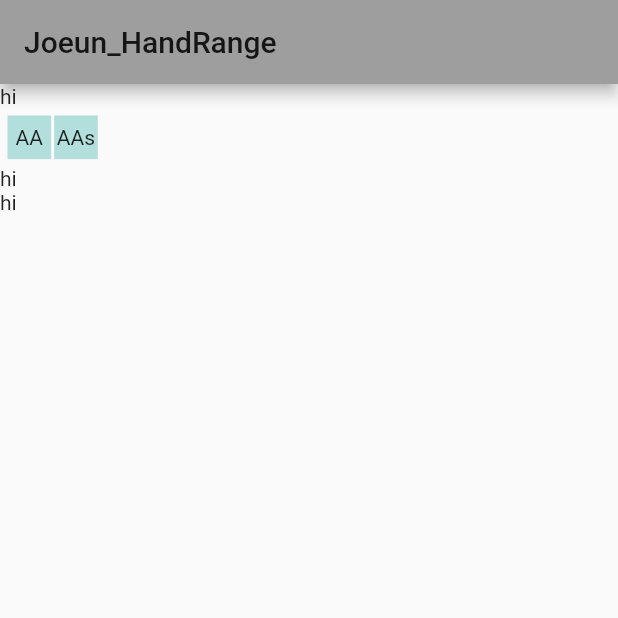
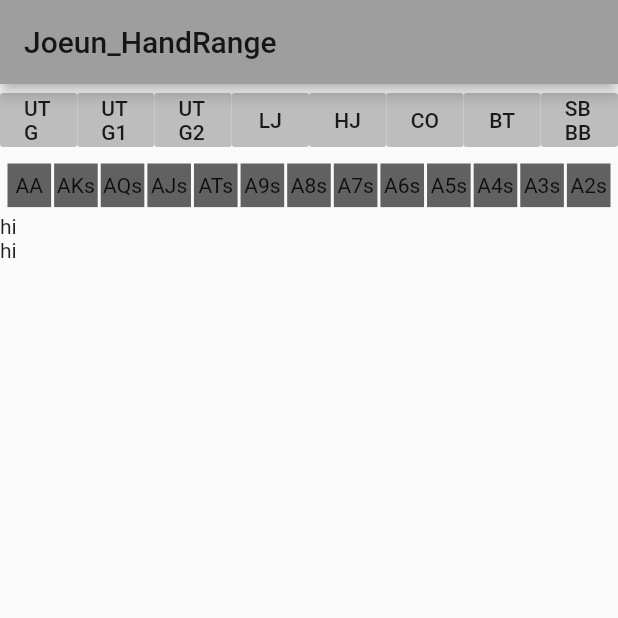
Before and after one commit to Jowooseok/Jowooseok-Flutter_Holdum_Handrange, a Flutter app: the screen it shows after launch, on a phone screen of 412 x 824 dp, the top half of it. Run offline on Flutter 3.47's test engine with Material 2 defaults, Android fonts, the phone set to English and light mode, and no system bars.

Commit message:
포지션 클릭시 코지션 색깔 바뀌는것 이외에 전역변수 바운더리 바뀌도록 설정

```diff
--- a/flutter_app/lib/main.dart
+++ b/flutter_app/lib/main.dart
@@ -1,19 +1,9 @@
 import 'package:flutter/material.dart';
+
+int boundary = 169; //경계선
 
 void main() {
   runApp(MyApp());
-}
-
-String cardIndex(int num) {
-  String hands = '';
-  if (num == 1) {
-    hands = 'AA';
-  } else if (num == 2) {
-    hands = 'KK';
-  } else if (num == 3) {
-    hands = 'QQ';
-  }
-  return hands;
 }
 
 class MyApp extends StatelessWidget {
@@ -37,8 +27,6 @@ class MyHomePage extends StatefulWidget {
 }
 
 class _MyHomePageState extends State<MyHomePage> {
-  List<String> item = ['AA', 'KK', 'AK', 'AKs'];
-
   @override
   Widget build(BuildContext context) {
     return Scaffold(
@@ -48,9 +36,7 @@ class _MyHomePageState extends State<MyHomePage> {
       body: SafeArea(
         child: Column(
           children: [
-            Row(
-              children: [Text('hi')],
-            ),
+            PositionButtons(),
             Row(
               children: [
                 Flexible(
@@ -62,24 +48,19 @@ class _MyHomePageState extends State<MyHomePage> {
                     mainAxisSpacing: 2,
                     crossAxisCount: 13,
                     children: [
-                      Container(
-                        padding: const EdgeInsets.all(1),
-                        alignment: Alignment.center,
-                        child: const Text(
-                          "AA",
-                          style: TextStyle(),
-                        ),
-                        color: Colors.teal[100],
-                      ),
-                      Container(
-                        padding: const EdgeInsets.all(1),
-                        alignment: Alignment.center,
-                        child: const Text(
-                          "AAs",
-                          style: TextStyle(),
-                        ),
-                        color: Colors.teal[100],
-                      ),
+                      Cards(1, 'AA'),
+                      Cards(4, 'AKs'),
+                      Cards(6, 'AQs'),
+                      Cards(8, 'AJs'),
+                      Cards(12, 'ATs'),
+                      Cards(19, 'A9s'),
+                      Cards(24, 'A8s'),
+                      Cards(30, 'A7s'),
+                      Cards(34, 'A6s'),
+                      Cards(28, 'A5s'),
+                      Cards(32, 'A4s'),
+                      Cards(33, 'A3s'),
+                      Cards(39, 'A2s'),
                     ],
                   ),
                 )
@@ -98,14 +79,225 @@ class _MyHomePageState extends State<MyHomePage> {
   }
 }
 
+class PositionButtons extends StatefulWidget {
+  @override
+  _PositionButtonsState createState() => _PositionButtonsState();
+}
+
+class _PositionButtonsState extends State<PositionButtons> {
+  int utgColor = 0xffBDBDBD;
+  int utg1Color = 0xffBDBDBD;
+  int utg2Color = 0xffBDBDBD;
+  int loJackColor = 0xffBDBDBD;
+  int hiJackColor = 0xffBDBDBD;
+  int cutOffColor = 0xffBDBDBD;
+  int buttonColor = 0xffBDBDBD;
+  int sbbbColor = 0xffBDBDBD;
+
+  @override
+  Widget build(BuildContext context) {
+    return Row(
+      children: [
+        Expanded(
+          child: FlatButton(
+            color: Color(utgColor),
+            child: Text('UTG'),
+            onPressed: () {
+              setState(() {
+                utgColor = 0xff616161;
+                utg1Color = 0xffBDBDBD;
+                utg2Color = 0xffBDBDBD;
+                loJackColor = 0xffBDBDBD;
+                hiJackColor = 0xffBDBDBD;
+                cutOffColor = 0xffBDBDBD;
+                buttonColor = 0xffBDBDBD;
+                sbbbColor = 0xffBDBDBD;
+              });
+              boundary = 17;
+            },
+          ),
+        ),
+        Expanded(
+          child: FlatButton(
+            color: Color(utg1Color),
+            child: Text('UTG1'),
+            onPressed: () {
+              setState(() {
+                utgColor = 0xffBDBDBD;
+                utg1Color = 0xff616161;
+                utg2Color = 0xffBDBDBD;
+                loJackColor = 0xffBDBDBD;
+                hiJackColor = 0xffBDBDBD;
+                cutOffColor = 0xffBDBDBD;
+                buttonColor = 0xffBDBDBD;
+                sbbbColor = 0xffBDBDBD;
+              });
+              boundary = 17;
+            },
+          ),
+        ),
+        Expanded(
+          child: FlatButton(
+            color: Color(utg2Color),
+            child: Text('UTG2'),
+            onPressed: () {
+              setState(() {
+                utgColor = 0xffBDBDBD;
+                utg1Color = 0xffBDBDBD;
+                utg2Color = 0xff616161;
+                loJackColor = 0xffBDBDBD;
+                hiJackColor = 0xffBDBDBD;
+                cutOffColor = 0xffBDBDBD;
+                buttonColor = 0xffBDBDBD;
+                sbbbColor = 0xffBDBDBD;
+              });
+              boundary = 22;
+            },
+          ),
+        ),
+        Expanded(
+          child: FlatButton(
+            color: Color(loJackColor),
+            child: Text('LJ'),
+            onPressed: () {
+              setState(() {
+                utgColor = 0xffBDBDBD;
+                utg1Color = 0xffBDBDBD;
+                utg2Color = 0xffBDBDBD;
+                loJackColor = 0xff616161;
+                hiJackColor = 0xffBDBDBD;
+                cutOffColor = 0xffBDBDBD;
+                buttonColor = 0xffBDBDBD;
+                sbbbColor = 0xffBDBDBD;
+              });
+              boundary = 27;
+            },
+          ),
+        ),
+        Expanded(
+          child: FlatButton(
+            color: Color(hiJackColor),
+            child: Text('HJ'),
+            onPressed: () {
+              setState(() {
+                utgColor = 0xffBDBDBD;
+                utg1Color = 0xffBDBDBD;
+                utg2Color = 0xffBDBDBD;
+                loJackColor = 0xffBDBDBD;
+                hiJackColor = 0xff616161;
+                cutOffColor = 0xffBDBDBD;
+                buttonColor = 0xffBDBDBD;
+                sbbbColor = 0xffBDBDBD;
+              });
+              boundary = 34;
+            },
+          ),
+        ),
+        Expanded(
+          child: FlatButton(
+            color: Color(cutOffColor),
+            child: Text('CO'),
+            onPressed: () {
+              setState(() {
+                utgColor = 0xffBDBDBD;
+                utg1Color = 0xffBDBDBD;
+                utg2Color = 0xffBDBDBD;
+                loJackColor = 0xffBDBDBD;
+                hiJackColor = 0xffBDBDBD;
+                cutOffColor = 0xff616161;
+                buttonColor = 0xffBDBDBD;
+                sbbbColor = 0xffBDBDBD;
+              });
+              boundary = 44;
+            },
+          ),
+        ),
+        Expanded(
+          child: FlatButton(
+            color: Color(buttonColor),
+            child: Text('BT'),
+            onPressed: () {
+              setState(() {
+                utgColor = 0xffBDBDBD;
+                utg1Color = 0xffBDBDBD;
+                utg2Color = 0xffBDBDBD;
+                loJackColor = 0xffBDBDBD;
+                hiJackColor = 0xffBDBDBD;
+                cutOffColor = 0xffBDBDBD;
+                buttonColor = 0xff616161;
+                sbbbColor = 0xffBDBDBD;
+              });
+              boundary = 68;
+            },
+          ),
+        ),
+        Expanded(
+          child: FlatButton(
+            color: Color(sbbbColor),
+            child: Text(
+              'SBBB',
+            ),
+            onPressed: () {
+              setState(() {
+                utgColor = 0xffBDBDBD;
+                utg1Color = 0xffBDBDBD;
+                utg2Color = 0xffBDBDBD;
+                loJackColor = 0xffBDBDBD;
+                hiJackColor = 0xffBDBDBD;
+                cutOffColor = 0xffBDBDBD;
+                buttonColor = 0xffBDBDBD;
+                sbbbColor = 0xff616161;
+              });
+              boundary = 80;
+            },
+          ),
+        ),
+      ],
+    );
+  }
+}
+
 class Cards extends StatefulWidget {
+  int index = 0;
+  String cards = '';
+
+  Cards(int index, String cards) {
+    this.index = index;
+    this.cards = cards;
+  }
+
   @override
   _CardsState createState() => _CardsState();
 }
 
 class _CardsState extends State<Cards> {
+  int cardcolor = 0xffbdbdbd;
+
+  A() => {
+        if (boundary >= widget.index)
+          {
+            setState(() {
+              cardcolor = 0xff616161;
+            })
+          }
+        else
+          {
+            setState(() {
+              cardcolor = 0xffbdbdbd;
+            })
+          }
+      };
+
   @override
   Widget build(BuildContext context) {
-    return Container();
+    A();
+    return Container(
+      padding: const EdgeInsets.all(1),
+      alignment: Alignment.center,
+      child: Text(
+        widget.cards,
+      ),
+      color: Color(cardcolor),
+    );
   }
 }
```
